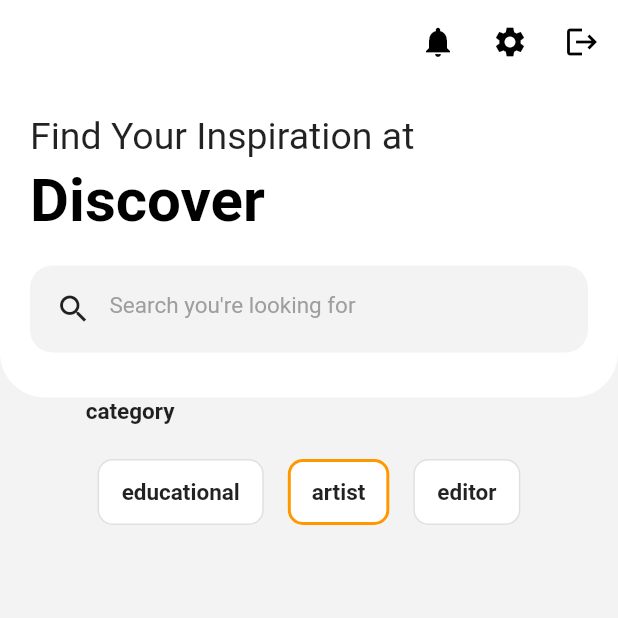
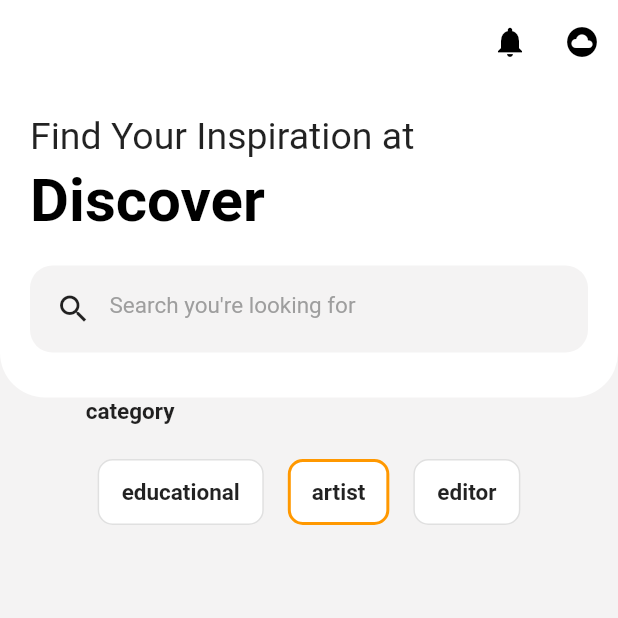
Before and after one commit to withewolf-dev/freelance-nahor, a Flutter app: the FeedPage screen opened by its route, on a phone screen of 412 x 824 dp, the top half of it. Run offline on Flutter 3.47's test engine with Material 2 defaults, Android fonts, the phone set to English and light mode, and no system bars; our stand-ins replace auto_route, bloc, carousel_slider, cloud_firestore, firebase_auth, firebase_core and 5 more; accounts and stored records are empty.

Commit message:
getUserRole return worked

```diff
--- a/lib/bloc/google_signIn/google_signin_state.dart
+++ b/lib/bloc/google_signIn/google_signin_state.dart
@@ -11,7 +11,11 @@ class GoogleSignIn extends GoogleSigninState {
   GoogleSignIn({required this.user});
 }
 
-class PushToFeed extends GoogleSigninState {}
+class PushToFeed extends GoogleSigninState {
+  final String userRole;
+
+  PushToFeed({required this.userRole});
+}
 
 class GoogleSigninLoading extends GoogleSigninState {
   final bool loading;
@@ -26,3 +30,8 @@ class UserType extends GoogleSigninState {
 }
 
 class NoUserAccount extends GoogleSigninState {}
+
+class Testing extends GoogleSigninState {
+  final String type;
+  Testing({required this.type});
+}
--- a/lib/pages/feedpage.dart
+++ b/lib/pages/feedpage.dart
@@ -1,6 +1,6 @@
 import 'package:flutter/foundation.dart';
 import 'package:flutter/material.dart';
-import 'package:kilo/repository/authentication.dart';
+import 'package:kilo/widgets/custom-appbar.dart';
 import 'package:kilo/router/app_router.gr.dart';
 import 'package:auto_route/auto_route.dart';
 import 'package:kilo/widgets/feedpage/category.dart' as catg;
@@ -45,57 +45,6 @@ class FeedPage extends StatelessWidget {
           ],
         ),
       )),
-    );
-  }
-}
-
-class CustomAppBar extends StatefulWidget implements PreferredSizeWidget {
-  CustomAppBar({
-    Key? key,
-  })  : preferredSize = Size.fromHeight(kToolbarHeight),
-        super(key: key);
-  @override
-  final Size preferredSize; // default is 56.0
-  @override
-  _CustomAppBarState createState() => _CustomAppBarState();
-}
-
-class _CustomAppBarState extends State<CustomAppBar> {
-  final _auth = Authentication();
-
-  @override
-  Widget build(BuildContext context) {
-    print("${_auth.type} feed");
-    return AppBar(
-      backgroundColor: Colors.white,
-      //brightness: Brightness.light,
-      elevation: 0,
-      actions: <Widget>[
-        IconButton(
-            onPressed: () {
-              context.pushRoute(Setting());
-            },
-            icon: Icon(
-              Icons.notifications,
-              color: Colors.black,
-            )),
-        IconButton(
-            onPressed: () {
-              context.pushRoute(Setting());
-            },
-            icon: Icon(
-              Icons.settings,
-              color: Colors.black,
-            )),
-        IconButton(
-            onPressed: () {
-              context.pushRoute(Setting());
-            },
-            icon: Icon(
-              Icons.logout,
-              color: Colors.black,
-            )),
-      ],
     );
   }
 }
--- a/lib/pages/welcomepage.dart
+++ b/lib/pages/welcomepage.dart
@@ -25,7 +25,7 @@ class WelcomePage extends StatelessWidget {
         if (state is NoUserAccount) {
           ScaffoldMessenger.of(context).showSnackBar(snackBar);
         }
-        if (state is PushToFeed) {
+        if (state is UserType) {
           context.replaceRoute(FeedRoute());
         }
       },
--- /dev/null
+++ b/lib/widgets/custom-appbar.dart
@@ -0,0 +1,65 @@
+import 'package:flutter/material.dart';
+import 'package:flutter_bloc/flutter_bloc.dart';
+import 'package:kilo/bloc/google_signIn/google_signin_bloc.dart';
+import 'package:kilo/router/app_router.gr.dart';
+import 'package:auto_route/auto_route.dart';
+
+class CustomAppBar extends StatefulWidget implements PreferredSizeWidget {
+  CustomAppBar({
+    Key? key,
+  })  : preferredSize = Size.fromHeight(kToolbarHeight),
+        super(key: key);
+
+  @override
+  final Size preferredSize; // default is 56.0
+  @override
+  _CustomAppBarState createState() => _CustomAppBarState();
+}
+
+class _CustomAppBarState extends State<CustomAppBar> {
+  @override
+  Widget build(BuildContext context) {
+    return AppBar(
+      backgroundColor: Colors.white,
+      //brightness: Brightness.light,
+      elevation: 0,
+      actions: <Widget>[
+        IconButton(
+            onPressed: () {
+              //_auth.getUserRole("id");
+              context.pushRoute(Setting());
+            },
+            icon: Icon(
+              Icons.notifications,
+              color: Colors.black,
+            )),
+        BlocBuilder<GoogleSigninBloc, GoogleSigninState>(
+          builder: (context, state) {
+            if (state is PushToFeed) {
+              print("${state.userRole} usertype");
+              if (state.userRole == "freelance") {
+                return IconButton(
+                    onPressed: () {
+                      context.pushRoute(Setting());
+                    },
+                    icon: Icon(
+                      Icons.logout_outlined,
+                      color: Colors.black,
+                    ));
+              }
+            }
+
+            return IconButton(
+                onPressed: () {
+                  context.pushRoute(Setting());
+                },
+                icon: Icon(
+                  Icons.cloud_circle,
+                  color: Colors.black,
+                ));
+          },
+        ),
+      ],
+    );
+  }
+}
```
Also changed, not shown: lib/bloc/google_signIn/google_signin_bloc.dart (+5 -4 lines), lib/pages/settings/setting.dart (+2 -8 lines), lib/repository/authentication.dart (+5 -17 lines).
